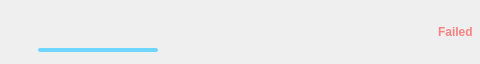
Old version of the form src/MEGASync/gui/win/TransferManagerItem.ui in the repository meganz/MEGAsync; both pictures show x 0 to 480 and y 0 to 64 of the 800 by 64 pixel window.
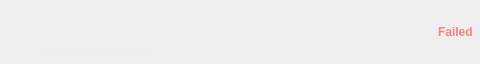
New version of the form. Icons and pictures are not drawn.

Diff of the .ui file:
```diff
--- a/src/MEGASync/gui/win/TransferManagerItem.ui
+++ b/src/MEGASync/gui/win/TransferManagerItem.ui
@@ -359,7 +359,7 @@
              <number>1000</number>
             </property>
             <property name="value">
-             <number>1000</number>
+             <number>0</number>
             </property>
             <property name="textVisible">
              <bool>false</bool>
```
